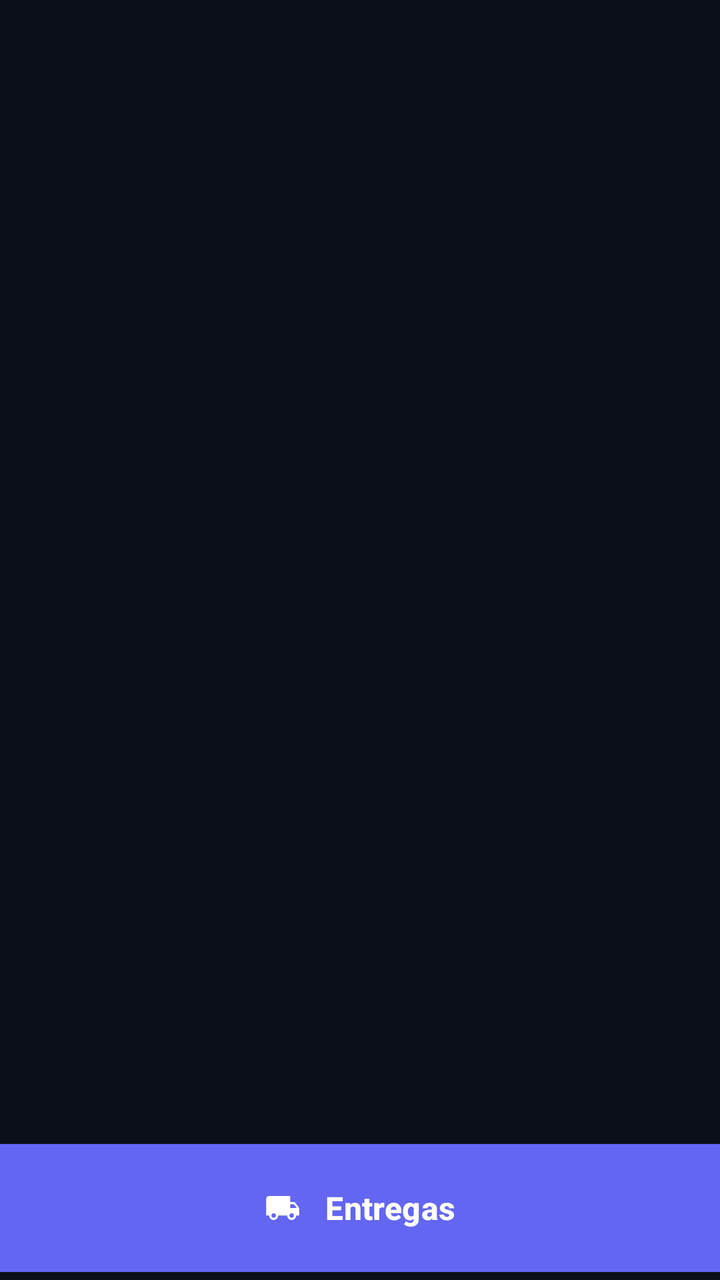
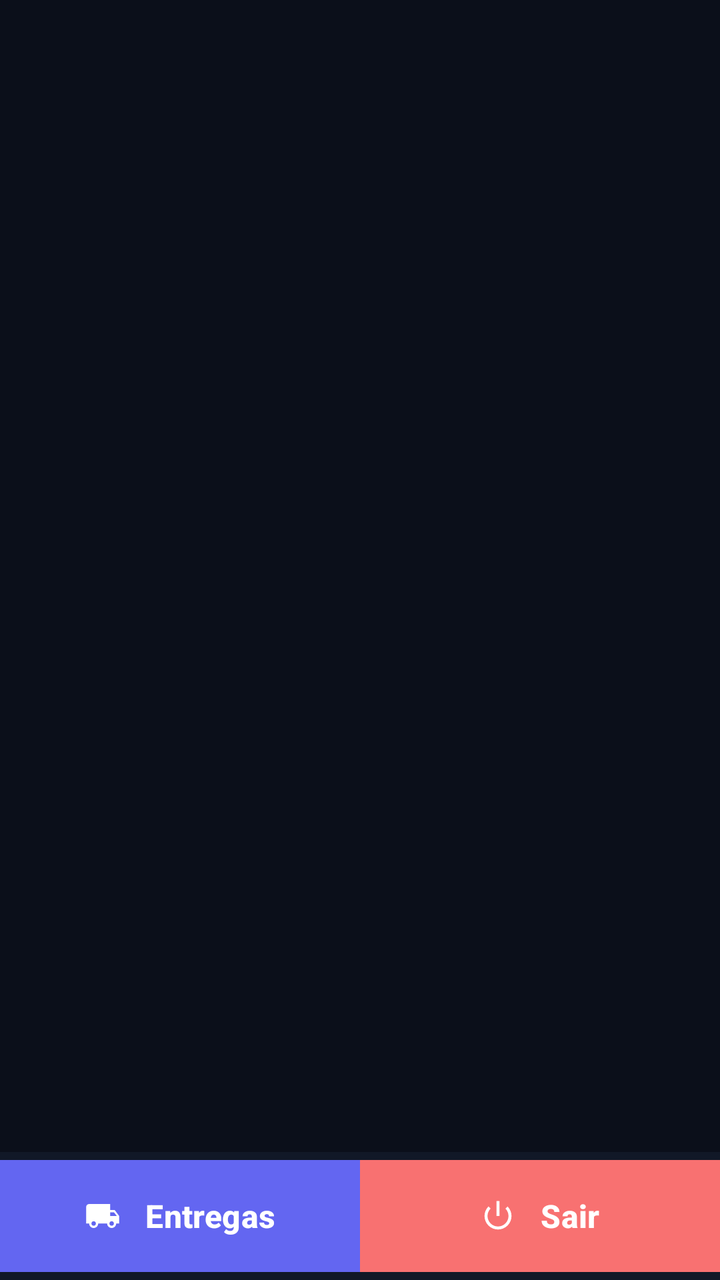

An Android layout rendered at two revisions. The XML below is the earlier revision; the diff shows what the commit changed to produce the second picture.
<!-- AndroidManifest.xml: application theme Theme.Entregador -->
<!-- res/layout/activity_home.xml -->
<?xml version="1.0" encoding="utf-8"?>
<LinearLayout xmlns:android="http://schemas.android.com/apk/res/android"
    xmlns:app="http://schemas.android.com/apk/res-auto"
    android:layout_width="match_parent"
    android:layout_height="match_parent"
    android:orientation="vertical"
    android:background="@color/background"
    android:fitsSystemWindows="true">

    <FrameLayout
        android:id="@+id/fragment_container"
        android:layout_width="match_parent"
        android:layout_height="0dp"
        android:layout_weight="1"
        android:background="@color/background" />

    <com.google.android.material.button.MaterialButton
        android:id="@+id/bottomNav"
        android:layout_width="match_parent"
        android:layout_height="72dp"
        android:text="Entregas"
        android:textStyle="bold"
        android:textSize="16sp"
        android:textColor="@color/on_primary"
        app:icon="@drawable/ic_tarefas"
        app:iconGravity="textStart"
        app:iconPadding="12dp"
        app:iconTint="@color/on_primary"
        app:cornerRadius="0dp"
        android:backgroundTint="@color/primary" />

</LinearLayout>
<!-- resources referenced by this layout -->
<resources>
  <color name="background">#0B0F1A</color>
  <color name="on_primary">#FFFFFF</color>
  <color name="primary">#6366F1</color>
  <!-- drawable ic_tarefas (drawable) -->
  <?xml version="1.0" encoding="utf-8"?>
  <vector xmlns:android="http://schemas.android.com/apk/res/android"
      android:width="32dp"
      android:height="32dp"
      android:viewportWidth="24"
      android:viewportHeight="24">
      <path
          android:fillColor="#FFFFFFFF"
          android:pathData="M20,8h-3V4H3C1.9,4 1,4.9 1,6v11h2c0,1.66 1.34,3 3,3s3,-1.34 3,-3h6c0,1.66 1.34,3 3,3s3,-1.34 3,-3h2V12L20,8zM6,18.5c-0.83,0 -1.5,-0.67 -1.5,-1.5s0.67,-1.5 1.5,-1.5 1.5,0.67 1.5,1.5 -0.67,1.5 -1.5,1.5zM19.5,9.5l1.96,2.5H17V9.5h2.5zM18,18.5c-0.83,0 -1.5,-0.67 -1.5,-1.5s0.67,-1.5 1.5,-1.5 1.5,0.67 1.5,1.5 -0.67,1.5 -1.5,1.5z"/>
  </vector>
  <style name="Theme.Entregador" parent="Theme.Material3.Dark.NoActionBar">
          <item name="colorPrimary">@color/primary</item>
          <item name="colorPrimaryVariant">@color/primary_dark</item>
          <item name="colorSecondary">@color/accent</item>
          <item name="colorSurface">@color/surface</item>
          <item name="colorOnSurface">@color/text_primary</item>
          <item name="android:statusBarColor">@color/background</item>
          <item name="android:navigationBarColor">@color/background</item>
          <item name="android:windowBackground">@color/background</item>
          <item name="android:textColor">@color/text_primary</item>
      </style>
  <color name="primary_dark">#4F46E5</color>
  <color name="accent">#22D3EE</color>
  <color name="surface">#111827</color>
  <color name="text_primary">#F1F5F9</color>
</resources>

<!-- the commit's change to res/layout/activity_home.xml (unified diff, before → after) -->
@@ -14,19 +14,44 @@
         android:layout_weight="1"
         android:background="@color/background" />
 
-    <com.google.android.material.button.MaterialButton
-        android:id="@+id/bottomNav"
+    <LinearLayout
         android:layout_width="match_parent"
-        android:layout_height="72dp"
-        android:text="Entregas"
-        android:textStyle="bold"
-        android:textSize="16sp"
-        android:textColor="@color/on_primary"
-        app:icon="@drawable/ic_tarefas"
-        app:iconGravity="textStart"
-        app:iconPadding="12dp"
-        app:iconTint="@color/on_primary"
-        app:cornerRadius="0dp"
-        android:backgroundTint="@color/primary" />
+        android:layout_height="wrap_content"
+        android:orientation="horizontal"
+        android:background="@color/surface">
+
+        <com.google.android.material.button.MaterialButton
+            android:id="@+id/bottomNav"
+            android:layout_width="0dp"
+            android:layout_height="64dp"
+            android:layout_weight="1"
+            android:text="Entregas"
+            android:textStyle="bold"
+            android:textSize="16sp"
+            android:textColor="@color/on_primary"
+            app:icon="@drawable/ic_tarefas"
+            app:iconGravity="textStart"
+            app:iconPadding="12dp"
+            app:iconTint="@color/on_primary"
+            app:cornerRadius="0dp"
+            android:backgroundTint="@color/primary" />
+
+        <com.google.android.material.button.MaterialButton
+            android:id="@+id/btnSair"
+            android:layout_width="0dp"
+            android:layout_height="64dp"
+            android:layout_weight="1"
+            android:text="Sair"
+            android:textStyle="bold"
+            android:textSize="16sp"
+            android:textColor="@color/on_primary"
+            app:icon="@android:drawable/ic_lock_power_off"
+            app:iconGravity="textStart"
+            app:iconPadding="12dp"
+            app:iconTint="@color/on_primary"
+            app:cornerRadius="0dp"
+            android:backgroundTint="@color/danger" />
+
+    </LinearLayout>
 
 </LinearLayout>
<!-- resource entries referenced after the edit -->
@@ -1,6 +1,7 @@
 <!-- resources referenced by this layout -->
 <resources>
   <color name="background">#0B0F1A</color>
+  <color name="danger">#F87171</color>
   <color name="on_primary">#FFFFFF</color>
   <color name="primary">#6366F1</color>
   <!-- drawable ic_tarefas (drawable) -->
